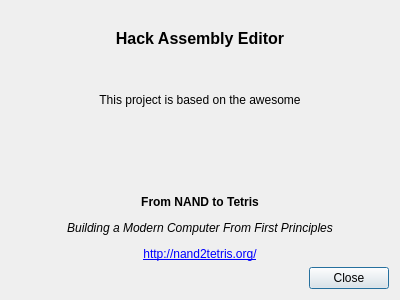
First picture: the form in ui/aboutdialog.ui, repository setanta/hackassemblereditor, before the edit.
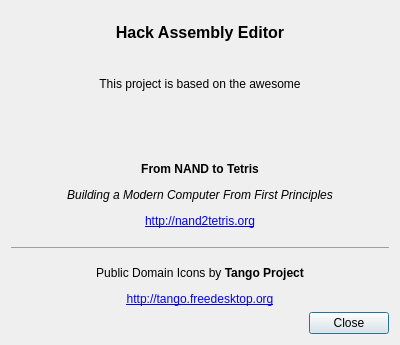
Second picture: the form after the edit. Icons and pictures are not drawn.

Commit message:
Add an icon to the application.
Improve About Dialog, and give credit to Tango Project.

Diff of the .ui file:
```diff
--- a/ui/aboutdialog.ui
+++ b/ui/aboutdialog.ui
@@ -7,7 +7,7 @@
     <x>0</x>
     <y>0</y>
     <width>400</width>
-    <height>300</height>
+    <height>345</height>
    </rect>
   </property>
   <property name="windowTitle">
@@ -47,7 +47,7 @@
    <item>
     <widget class="QLabel" name="label_3">
      <property name="text">
-      <string>&lt;html&gt;&lt;head/&gt;&lt;body&gt;&lt;p align=&quot;center&quot;&gt;&lt;span style=&quot; font-weight:600;&quot;&gt;From NAND to Tetris&lt;/span&gt;&lt;/p&gt;&lt;p align=&quot;center&quot;&gt;&lt;span style=&quot; font-style:italic;&quot;&gt;Building a Modern Computer From First Principles&lt;/span&gt;&lt;/p&gt;&lt;p align=&quot;center&quot;&gt;&lt;a href=&quot;http://nand2tetris.org/&quot;&gt;&lt;span style=&quot; text-decoration: underline; color:#0000ff;&quot;&gt;http://nand2tetris.org/&lt;/span&gt;&lt;/a&gt;&lt;/p&gt;&lt;/body&gt;&lt;/html&gt;</string>
+      <string>&lt;html&gt;&lt;head/&gt;&lt;body&gt;&lt;p align=&quot;center&quot;&gt;&lt;span style=&quot; font-weight:600;&quot;&gt;From NAND to Tetris&lt;/span&gt;&lt;/p&gt;&lt;p align=&quot;center&quot;&gt;&lt;span style=&quot; font-style:italic;&quot;&gt;Building a Modern Computer From First Principles&lt;/span&gt;&lt;/p&gt;&lt;p align=&quot;center&quot;&gt;&lt;a href=&quot;http://nand2tetris.org/&quot;&gt;&lt;span style=&quot; text-decoration: underline; color:#0000ff;&quot;&gt;http://nand2tetris.org&lt;/span&gt;&lt;/a&gt;&lt;/p&gt;&lt;hr&gt;&lt;p align=&quot;center&quot;&gt;Public Domain Icons by &lt;span style=&quot; font-weight:600;&quot;&gt;Tango Project&lt;/span&gt;&lt;/p&gt;&lt;p align=&quot;center&quot;&gt;&lt;a href=&quot;http://tango.freedesktop.org&quot;&gt;&lt;span style=&quot; text-decoration: underline; color:#0000ff;&quot;&gt;http://tango.freedesktop.org&lt;/span&gt;&lt;/a&gt;&lt;/p&gt;&lt;/body&gt;&lt;/html&gt;</string>
      </property>
     </widget>
    </item>
```
Left out of the diff: 5 changed lines with no effect on the pictures. The commit also changes 4 other files.
